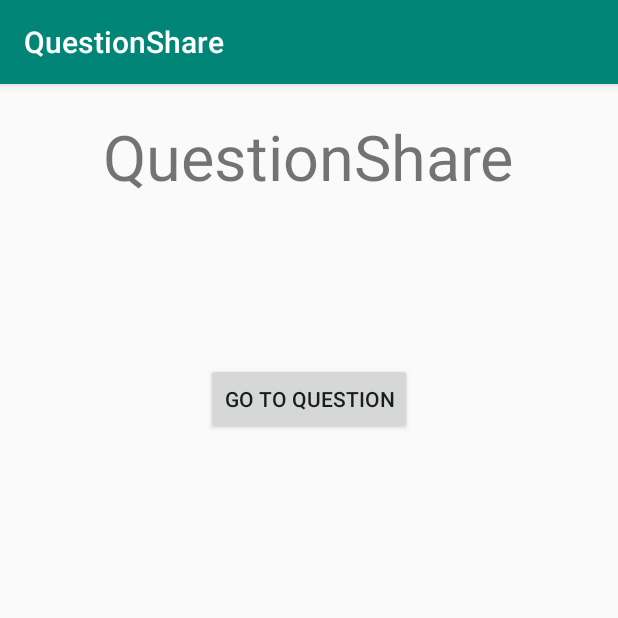
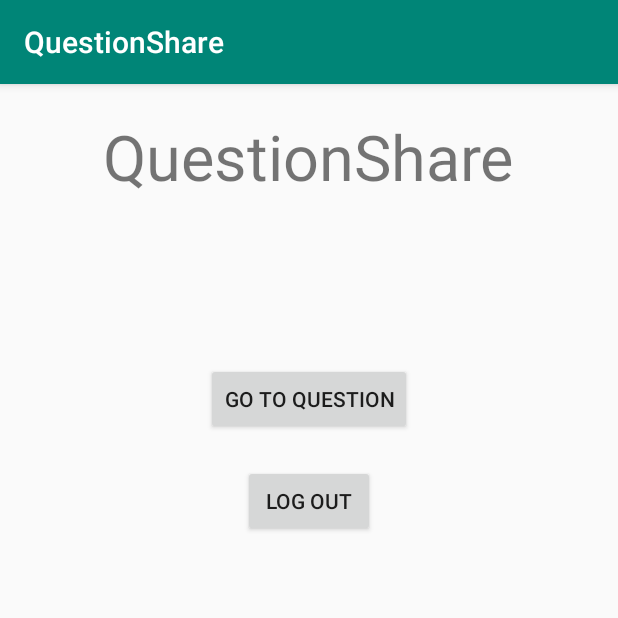
Before and after one commit to JasonHaque/QuestionShare, an Android app: the ProfileView screen opened directly, with no data from a screen before it, on a phone screen of 412 x 824 dp, the top half of it. Run offline under Robolectric (Android 15) with nearby library versions, the phone set to English and light mode, and no system bars; our stand-ins replace Firebase (no records; nobody signed in at launch, a user with empty details on screens opened directly).

Commit message:
added log out method

```diff
--- a/app/src/main/java/com/example/questionshare/Views/ProfileView.kt
+++ b/app/src/main/java/com/example/questionshare/Views/ProfileView.kt
@@ -3,7 +3,9 @@ package com.example.questionshare.Views
 import android.content.Intent
 import androidx.appcompat.app.AppCompatActivity
 import android.os.Bundle
+import com.example.questionshare.Activities.LoginActivity
 import com.example.questionshare.R
+import com.google.firebase.auth.FirebaseAuth
 import kotlinx.android.synthetic.main.activity_profile_view.*
 
 class ProfileView : AppCompatActivity() {
@@ -18,5 +20,10 @@ class ProfileView : AppCompatActivity() {
             val intent=Intent(this,QuestionView::class.java)
             startActivity(intent)
         }
+        log_out.setOnClickListener {
+            FirebaseAuth.getInstance().signOut()
+            val intent=Intent(this,LoginActivity::class.java)
+            startActivity(intent)
+        }
     }
 }
--- a/app/src/main/res/layout/activity_profile_view.xml
+++ b/app/src/main/res/layout/activity_profile_view.xml
@@ -25,6 +25,13 @@
         android:text="@string/go_to_question"
         android:layout_gravity="center"
         android:layout_width="wrap_content"
+        android:layout_marginBottom="20dp"
+        android:layout_height="wrap_content"/>
+    <Button
+        android:id="@+id/log_out"
+        android:text="@string/log_out"
+        android:layout_gravity="center"
+        android:layout_width="wrap_content"
         android:layout_height="wrap_content"/>
 
 </LinearLayout>
--- a/app/src/main/res/values/strings.xml
+++ b/app/src/main/res/values/strings.xml
@@ -8,4 +8,5 @@
     <string name="go_to_mcq_question">Go to MCQ question</string>
     <string name="go_to_creative_question">Go to Creative Question</string>
     <string name="creative_question">Creative Question</string>
+    <string name="log_out">Log Out</string>
 </resources>
```
Also changed, not shown: app/src/main/res/layout/mcq_question.xml (renamed from app/src/main/res/layout/question.xml).
